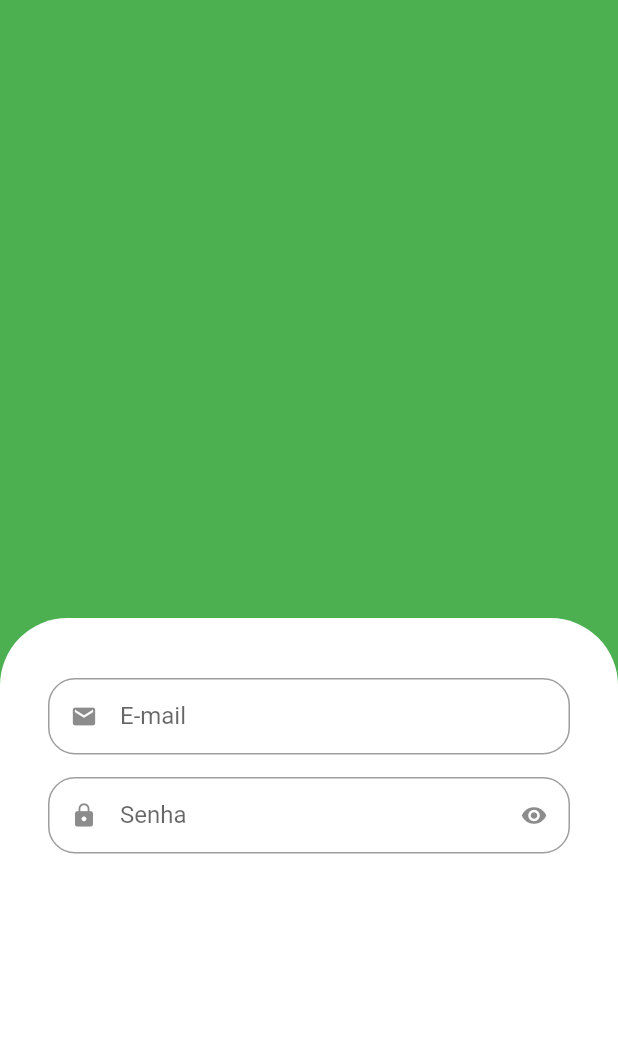
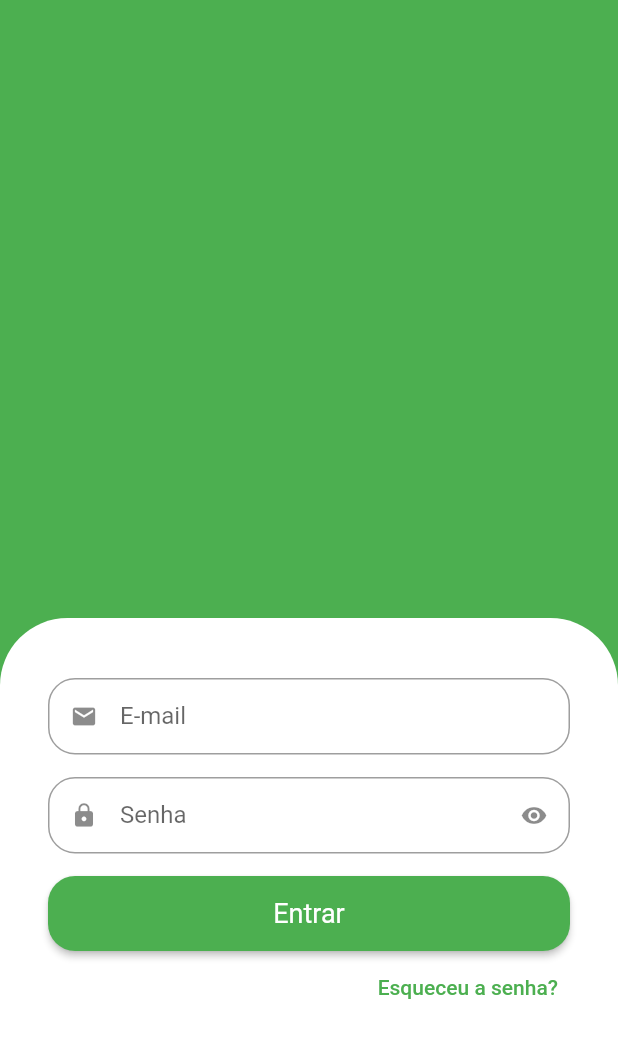
Before and after one commit to John-Rocha/greengrocer, a Flutter app: the screen it shows after launch, on a phone screen of 412 x 824 dp. Shown: the top 1038 px of the screen. Run offline on Flutter 3.47's test engine with Material 2 defaults, Android fonts, the phone set to English and light mode, and no system bars.

Commit message:
feat: created the signin buttons and forgot password

```diff
--- a/lib/src/auth/sign_in_screen.dart
+++ b/lib/src/auth/sign_in_screen.dart
@@ -28,16 +28,42 @@ class SignInScreen extends StatelessWidget {
                 ),
               ),
               child: Column(
+                crossAxisAlignment: CrossAxisAlignment.stretch,
                 children: [
-                  CustomTextField(
+                  const CustomTextField(
                     label: 'E-mail',
                     icon: Icons.email,
                   ),
-                  CustomTextField(
+                  const CustomTextField(
                     label: 'Senha',
                     isSecret: true,
                     icon: Icons.lock,
                   ),
+                  SizedBox(
+                    height: 50,
+                    child: ElevatedButton(
+                      style: ElevatedButton.styleFrom(
+                        shape: RoundedRectangleBorder(
+                          borderRadius: BorderRadius.circular(18),
+                        ),
+                        textStyle: const TextStyle(
+                          fontSize: 18,
+                        ),
+                      ),
+                      onPressed: () {},
+                      child: const Text('Entrar'),
+                    ),
+                  ),
+                  Align(
+                    alignment: Alignment.centerRight,
+                    child: TextButton(
+                      onPressed: () {},
+                      child: const Text(
+                        'Esqueceu a senha?',
+                        style: TextStyle(),
+                      ),
+                    ),
+                  )
                 ],
               ),
             ),
```
